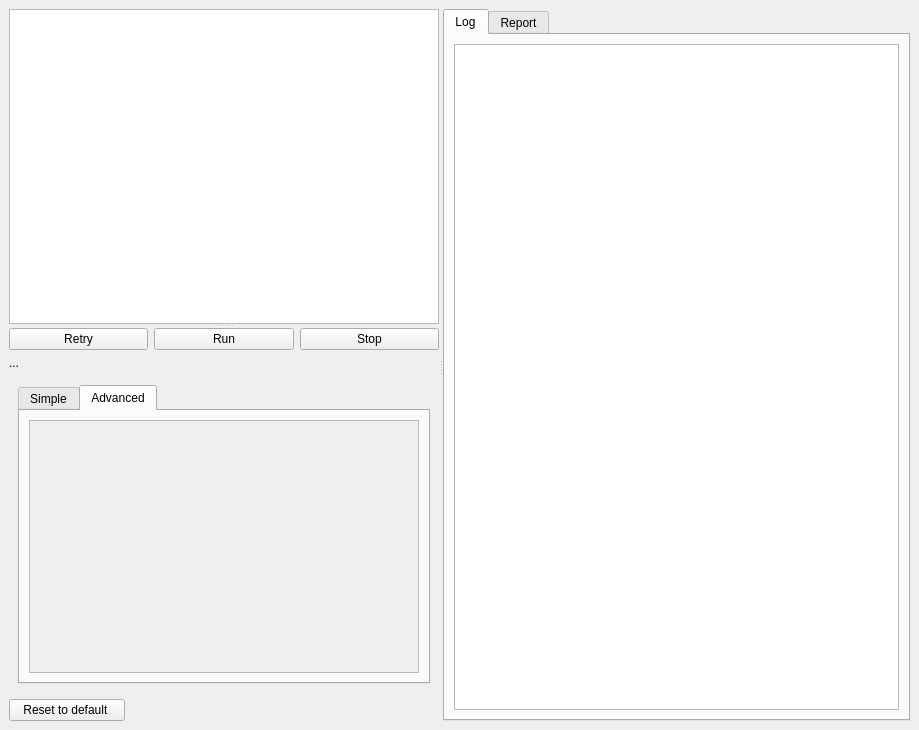
The window that src/client/client.ui (ccp4/DUI2) describes before a commit, drawn with Qt 5.
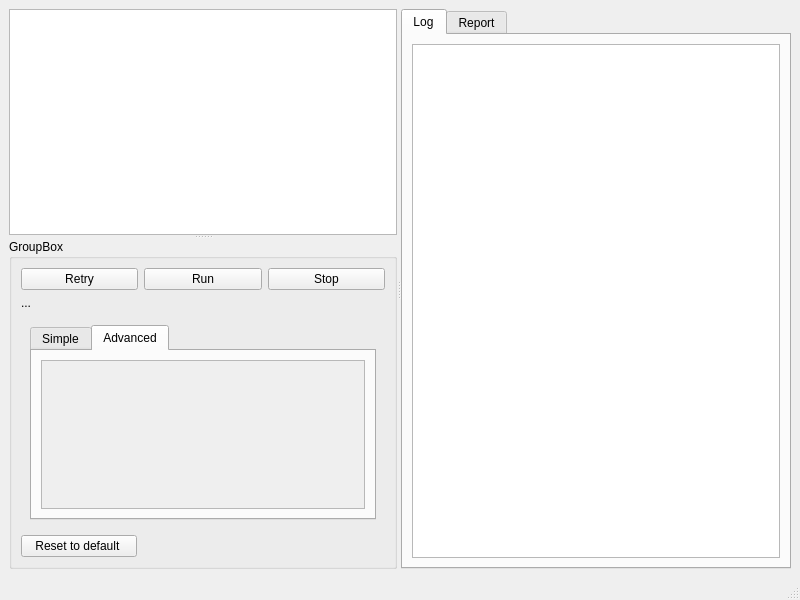
The same window after the commit. The open tabs and pages were chosen to show the change.

Commit message: playing with the layout part 1

Diff of the .ui file:
```diff
--- a/src/client/client.ui
+++ b/src/client/client.ui
@@ -6,8 +6,8 @@
    <rect>
     <x>0</x>
     <y>0</y>
-    <width>919</width>
-    <height>730</height>
+    <width>800</width>
+    <height>600</height>
    </rect>
   </property>
   <property name="windowTitle">
@@ -25,7 +25,12 @@
         <enum>Qt::Vertical</enum>
        </property>
        <widget class="QGraphicsView" name="treeView"/>
-       <widget class="QWidget" name="layoutWidget">
+       <widget class="QGroupBox" name="groupBox">
+        <property name="title">
+         <string>GroupBox</string>
+        </property>
+        <layout class="QGridLayout" name="gridLayout_2">
+         <item row="0" column="0">
         <layout class="QVBoxLayout" name="verticalLayout">
          <item>
           <layout class="QHBoxLayout" name="horizontalLayout_2">
@@ -388,8 +393,8 @@
                      <rect>
                       <x>0</x>
                       <y>0</y>
-                      <width>98</width>
-                      <height>28</height>
+                        <width>322</width>
+                        <height>125</height>
                      </rect>
                     </property>
                    </widget>
@@ -625,6 +630,8 @@
           <layout class="QHBoxLayout" name="Next2RunLayout"/>
          </item>
         </layout>
+         </item>
+        </layout>
        </widget>
       </widget>
       <widget class="QTabWidget" name="OutputTabWidget">
@@ -635,7 +642,7 @@
         <attribute name="title">
          <string>Log</string>
         </attribute>
-        <layout class="QGridLayout" name="gridLayout_2">
+        <layout class="QGridLayout" name="gridLayout_29">
          <item row="0" column="0">
           <widget class="QTextEdit" name="incoming_text"/>
          </item>
@@ -651,6 +658,17 @@
     </item>
    </layout>
   </widget>
+  <widget class="QMenuBar" name="menubar">
+   <property name="geometry">
+    <rect>
+     <x>0</x>
+     <y>0</y>
+     <width>800</width>
+     <height>20</height>
+    </rect>
+   </property>
+  </widget>
+  <widget class="QStatusBar" name="statusbar"/>
  </widget>
  <resources/>
  <connections/>
```
Left out of the diff: 18 changed lines with no effect on the pictures. Lines whose indentation alone changed are shown as unchanged.
